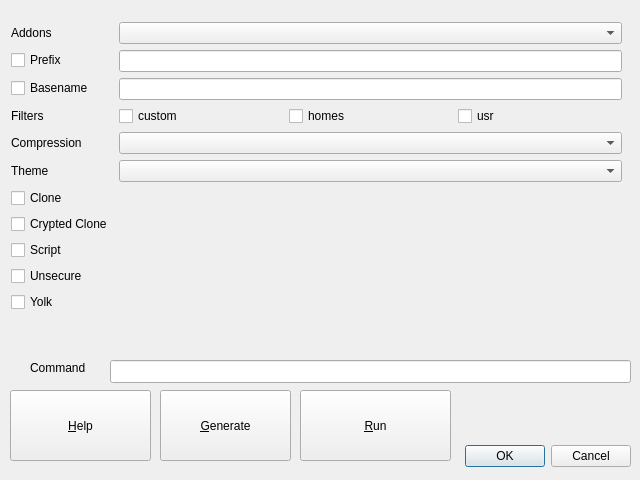
This is src/ui/produce.ui in pieroproietti/pengui as Qt 5 draws it before an edit. The edited form follows.
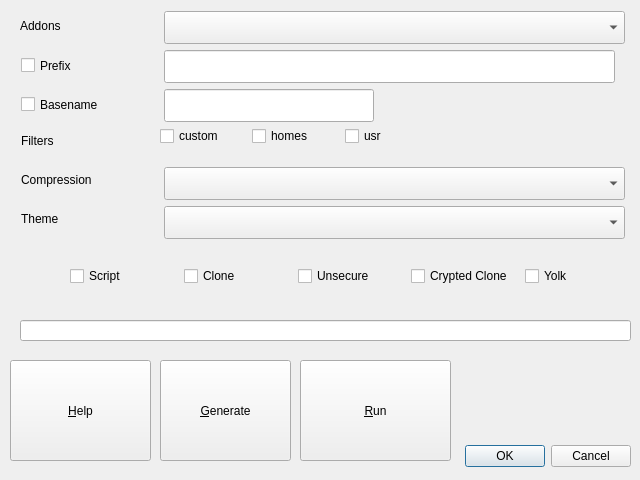
This is the edited form. Icons and pictures are not drawn.

What changed in the file:
```diff
--- a/src/ui/produce.ui
+++ b/src/ui/produce.ui
@@ -16,12 +16,6 @@
     <height>480</height>
    </size>
   </property>
-  <property name="maximumSize">
-   <size>
-    <width>640</width>
-    <height>480</height>
-   </size>
-  </property>
   <property name="windowTitle">
    <string>Dialog</string>
   </property>
@@ -48,29 +42,13 @@
     <set>QDialogButtonBox::Cancel|QDialogButtonBox::Ok</set>
    </property>
   </widget>
-  <widget class="QLabel" name="label">
-   <property name="geometry">
-    <rect>
-     <x>30</x>
-     <y>360</y>
-     <width>81</width>
-     <height>16</height>
-    </rect>
-   </property>
-   <property name="toolTip">
-    <string>Command to run</string>
-   </property>
-   <property name="text">
-    <string>Command</string>
-   </property>
-  </widget>
   <widget class="QLineEdit" name="lineEditCommand">
    <property name="geometry">
     <rect>
-     <x>110</x>
-     <y>360</y>
-     <width>521</width>
-     <height>23</height>
+     <x>20</x>
+     <y>320</y>
+     <width>611</width>
+     <height>21</height>
     </rect>
    </property>
   </widget>
@@ -78,9 +56,9 @@
    <property name="geometry">
     <rect>
      <x>300</x>
-     <y>390</y>
+     <y>360</y>
      <width>151</width>
-     <height>71</height>
+     <height>101</height>
     </rect>
    </property>
    <property name="toolTip">
@@ -94,9 +72,9 @@
    <property name="geometry">
     <rect>
      <x>160</x>
-     <y>390</y>
+     <y>360</y>
      <width>131</width>
-     <height>71</height>
+     <height>101</height>
     </rect>
    </property>
    <property name="toolTip">
@@ -110,9 +88,9 @@
    <property name="geometry">
     <rect>
      <x>10</x>
-     <y>390</y>
+     <y>360</y>
      <width>141</width>
-     <height>71</height>
+     <height>101</height>
     </rect>
    </property>
    <property name="toolTip">
@@ -122,52 +100,113 @@
     <string>&amp;Help</string>
    </property>
   </widget>
-  <widget class="QWidget" name="layoutWidget">
+  <widget class="QLabel" name="labelTheme">
    <property name="geometry">
     <rect>
-     <x>11</x>
-     <y>22</y>
-     <width>611</width>
-     <height>314</height>
+     <x>21</x>
+     <y>206</y>
+     <width>73</width>
+     <height>25</height>
     </rect>
    </property>
-   <layout class="QFormLayout" name="formLayout">
-    <item row="0" column="0">
-     <widget class="QLabel" name="labelAddons">
       <property name="toolTip">
        <string>configures the addon and creates a link to the selected one on the desktop</string>
       </property>
       <property name="text">
-       <string>Addons</string>
-      </property>
-     </widget>
-    </item>
-    <item row="0" column="1">
-     <widget class="QComboBox" name="comboBoxAddons">
-      <property name="toolTip">
-       <string>Select addons to insert</string>
-      </property>
-     </widget>
-    </item>
-    <item row="1" column="0">
-     <widget class="QCheckBox" name="checkBoxPrefix">
+    <string>Theme</string>
+   </property>
+  </widget>
+  <widget class="QLabel" name="labelFilters">
+   <property name="geometry">
+    <rect>
+     <x>21</x>
+     <y>128</y>
+     <width>63</width>
+     <height>25</height>
+    </rect>
+   </property>
       <property name="toolTip">
        <string>Prefix eg: egg-of_DISTRONAME-CODENAME-</string>
       </property>
       <property name="text">
-       <string>Prefix</string>
-      </property>
-     </widget>
-    </item>
-    <item row="1" column="1">
+    <string>Filters</string>
+   </property>
+  </widget>
      <widget class="QLineEdit" name="lineEditPrefix">
+   <property name="geometry">
+    <rect>
+     <x>164</x>
+     <y>50</y>
+     <width>451</width>
+     <height>33</height>
+    </rect>
+   </property>
       <property name="toolTip">
        <string>prefix</string>
       </property>
      </widget>
-    </item>
-    <item row="2" column="0">
+  <widget class="QComboBox" name="comboBoxAddons">
+   <property name="geometry">
+    <rect>
+     <x>164</x>
+     <y>11</y>
+     <width>461</width>
+     <height>33</height>
+    </rect>
+   </property>
+   <property name="toolTip">
+    <string>Select addons to insert</string>
+   </property>
+  </widget>
+  <widget class="QLabel" name="labelCompression">
+   <property name="geometry">
+    <rect>
+     <x>21</x>
+     <y>167</y>
+     <width>137</width>
+     <height>25</height>
+    </rect>
+   </property>
+   <property name="toolTip">
+    <string>You can choose from three types of compression: fast (default), standart and max</string>
+   </property>
+   <property name="text">
+    <string>Compression</string>
+   </property>
+  </widget>
+  <widget class="QComboBox" name="comboBoxCompression">
+   <property name="geometry">
+    <rect>
+     <x>164</x>
+     <y>167</y>
+     <width>461</width>
+     <height>33</height>
+    </rect>
+   </property>
+   <property name="toolTip">
+    <string>Select compression</string>
+   </property>
+  </widget>
+  <widget class="QWidget" name="layoutWidget">
+   <property name="geometry">
+    <rect>
+     <x>0</x>
+     <y>0</y>
+     <width>271</width>
+     <height>33</height>
+    </rect>
+   </property>
+   <layout class="QGridLayout" name="gridLayout"/>
+  </widget>
      <widget class="QCheckBox" name="checkBoxBasename">
+   <property name="geometry">
+    <rect>
+     <x>21</x>
+     <y>89</y>
+     <width>136</width>
+     <height>31</height>
+    </rect>
+   </property>
       <property name="toolTip">
        <string>Basename (usually hostname)</string>
       </property>
@@ -175,26 +214,74 @@
        <string>Basename</string>
       </property>
      </widget>
-    </item>
-    <item row="2" column="1">
+  <widget class="QCheckBox" name="checkBoxPrefix">
+   <property name="geometry">
+    <rect>
+     <x>21</x>
+     <y>50</y>
+     <width>84</width>
+     <height>31</height>
+    </rect>
+   </property>
+   <property name="toolTip">
+    <string>Prefix eg: egg-of_DISTRONAME-CODENAME-</string>
+   </property>
+   <property name="text">
+    <string>Prefix</string>
+   </property>
+  </widget>
+  <widget class="QComboBox" name="comboBoxTheme">
+   <property name="geometry">
+    <rect>
+     <x>164</x>
+     <y>206</y>
+     <width>461</width>
+     <height>33</height>
+    </rect>
+   </property>
+   <property name="toolTip">
+    <string>Select theme</string>
+   </property>
+  </widget>
      <widget class="QLineEdit" name="lineEditBasename">
+   <property name="geometry">
+    <rect>
+     <x>164</x>
+     <y>89</y>
+     <width>210</width>
+     <height>33</height>
+    </rect>
+   </property>
       <property name="toolTip">
        <string>basename</string>
       </property>
      </widget>
-    </item>
-    <item row="3" column="0">
-     <widget class="QLabel" name="labelFilters">
+  <widget class="QLabel" name="labelAddons">
+   <property name="geometry">
+    <rect>
+     <x>20</x>
+     <y>10</y>
+     <width>269</width>
+     <height>31</height>
+    </rect>
+   </property>
       <property name="toolTip">
        <string>Filters are used to remove private or unnecessaries informations from the image, note exclude.list.template is always applied</string>
       </property>
       <property name="text">
-       <string>Filters</string>
-      </property>
-     </widget>
-    </item>
-    <item row="3" column="1">
-     <layout class="QGridLayout" name="gridLayout">
+    <string>Addons</string>
+   </property>
+  </widget>
+  <widget class="QWidget" name="layoutWidget">
+   <property name="geometry">
+    <rect>
+     <x>160</x>
+     <y>120</y>
+     <width>271</width>
+     <height>33</height>
+    </rect>
+   </property>
+   <layout class="QGridLayout" name="gridLayout_2">
       <item row="0" column="0">
        <widget class="QCheckBox" name="checkBoxCustom">
         <property name="toolTip">
@@ -226,62 +313,18 @@
        </widget>
       </item>
      </layout>
-    </item>
-    <item row="4" column="0">
-     <widget class="QLabel" name="labelCompression">
-      <property name="toolTip">
-       <string>You can choose from three types of compression: fast (default), standart and max</string>
-      </property>
-      <property name="text">
-       <string>Compression</string>
-      </property>
-     </widget>
-    </item>
-    <item row="4" column="1">
-     <widget class="QComboBox" name="comboBoxCompression">
-      <property name="toolTip">
-       <string>Select compression</string>
-      </property>
-     </widget>
-    </item>
-    <item row="5" column="0">
-     <widget class="QLabel" name="labelTheme">
-      <property name="toolTip">
-       <string>Select the desired theme. To download themes: eggs wardrobe get</string>
-      </property>
-      <property name="text">
-       <string>Theme</string>
-      </property>
-     </widget>
-    </item>
-    <item row="5" column="1">
-     <widget class="QComboBox" name="comboBoxTheme">
-      <property name="toolTip">
-       <string>Select theme</string>
-      </property>
-     </widget>
-    </item>
-    <item row="6" column="0">
-     <widget class="QCheckBox" name="checkBoxClone">
-      <property name="toolTip">
-       <string>Performs a complete clone of the system by also copying users and their data</string>
-      </property>
-      <property name="text">
-       <string>Clone</string>
-      </property>
-     </widget>
-    </item>
-    <item row="7" column="0">
-     <widget class="QCheckBox" name="checkBoxCryptedClone">
-      <property name="toolTip">
-       <string>Performs a complete clone of the system by also copying the users and their data that will be encrypted in a LUKS volume inside the ISO </string>
-      </property>
-      <property name="text">
-       <string>Crypted Clone</string>
-      </property>
-     </widget>
-    </item>
-    <item row="8" column="0">
+  </widget>
+  <widget class="QWidget" name="layoutWidget">
+   <property name="geometry">
+    <rect>
+     <x>70</x>
+     <y>260</y>
+     <width>563</width>
+     <height>33</height>
+    </rect>
+   </property>
+   <layout class="QHBoxLayout" name="horizontalLayout">
+    <item>
      <widget class="QCheckBox" name="checkBoxScript">
       <property name="toolTip">
        <string>It only creates the scripts necessary to create the ISO, but does not create it.</string>
@@ -291,7 +334,17 @@
       </property>
      </widget>
     </item>
-    <item row="9" column="0">
+    <item>
+     <widget class="QCheckBox" name="checkBoxClone">
+      <property name="toolTip">
+       <string>Performs a complete clone of the system by also copying users and their data</string>
+      </property>
+      <property name="text">
+       <string>Clone</string>
+      </property>
+     </widget>
+    </item>
+    <item>
      <widget class="QCheckBox" name="checkBoxUnsecure">
       <property name="toolTip">
        <string>Selecting unsecure will also copy the data in /root to the ISO</string>
@@ -304,7 +357,17 @@
       </property>
      </widget>
     </item>
-    <item row="10" column="0">
+    <item>
+     <widget class="QCheckBox" name="checkBoxCryptedClone">
+      <property name="toolTip">
+       <string>Performs a complete clone of the system by also copying the users and their data that will be encrypted in a LUKS volume inside the ISO </string>
+      </property>
+      <property name="text">
+       <string>Crypted Clone</string>
+      </property>
+     </widget>
+    </item>
+    <item>
      <widget class="QCheckBox" name="checkBoxYolk">
       <property name="toolTip">
        <string>Generates or regenerates a local repository /var/local/yolk to allow installation even in the absence of the Internet.</string>
```
Left out of the diff: 9 changed lines with no effect on the pictures. Lines whose indentation alone changed are shown as unchanged.
